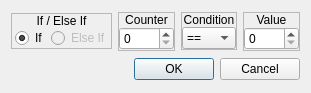
Old version of the form editor/src/configureevent_ifcounter.ui in the repository tuxinator2009/PreludeToADream-Pokitto.
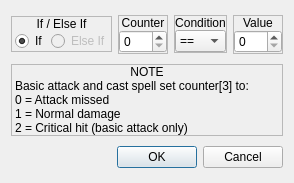
New version of the form.

Commit message: Added ability to edit starting location and default name from within editor. Added some notes to certain events to make them easier to understand.

Diff of the .ui file:
```diff
--- a/editor/src/configureevent_ifcounter.ui
+++ b/editor/src/configureevent_ifcounter.ui
@@ -6,8 +6,8 @@
    <rect>
     <x>0</x>
     <y>0</y>
-    <width>311</width>
-    <height>93</height>
+    <width>294</width>
+    <height>183</height>
    </rect>
   </property>
   <property name="windowTitle">
@@ -374,7 +374,7 @@
      </layout>
     </widget>
    </item>
-   <item row="1" column="0" colspan="4">
+   <item row="2" column="0" colspan="4">
     <widget class="QDialogButtonBox" name="buttonBox">
      <property name="orientation">
       <enum>Qt::Horizontal</enum>
@@ -384,6 +384,86 @@
      </property>
     </widget>
    </item>
+   <item row="1" column="0" colspan="4">
+    <widget class="QFrame" name="frmVariable_4">
+     <property name="sizePolicy">
+      <sizepolicy hsizetype="Preferred" vsizetype="Fixed">
+       <horstretch>0</horstretch>
+       <verstretch>0</verstretch>
+      </sizepolicy>
+     </property>
+     <property name="frameShape">
+      <enum>QFrame::StyledPanel</enum>
+     </property>
+     <property name="frameShadow">
+      <enum>QFrame::Raised</enum>
+     </property>
+     <layout class="QVBoxLayout" name="verticalLayout_6">
+      <property name="spacing">
+       <number>0</number>
+      </property>
+      <property name="leftMargin">
+       <number>0</number>
+      </property>
+      <property name="topMargin">
+       <number>0</number>
+      </property>
+      <property name="rightMargin">
+       <number>0</number>
+      </property>
+      <property name="bottomMargin">
+       <number>0</number>
+      </property>
+      <item>
+       <widget class="QLabel" name="label_6">
+        <property name="sizePolicy">
+         <sizepolicy hsizetype="Preferred" vsizetype="Fixed">
+          <horstretch>0</horstretch>
+          <verstretch>0</verstretch>
+         </sizepolicy>
+        </property>
+        <property name="text">
+         <string>NOTE</string>
+        </property>
+        <property name="alignment">
+         <set>Qt::AlignCenter</set>
+        </property>
+       </widget>
+      </item>
+      <item>
+       <widget class="QWidget" name="widget_6" native="true">
+        <layout class="QHBoxLayout" name="horizontalLayout_5">
+         <property name="spacing">
+          <number>3</number>
+         </property>
+         <property name="leftMargin">
+          <number>3</number>
+         </property>
+         <property name="topMargin">
+          <number>0</number>
+         </property>
+         <property name="rightMargin">
+          <number>0</number>
+         </property>
+         <property name="bottomMargin">
+          <number>0</number>
+         </property>
+         <item>
+          <widget class="QLabel" name="label">
+           <property name="text">
+            <string>Basic attack and cast spell set counter[3] to:
+0 = Attack missed
+1 = Normal damage
+2 = Critical hit (basic attack only)</string>
+           </property>
+          </widget>
+         </item>
+        </layout>
+       </widget>
+      </item>
+     </layout>
+    </widget>
+   </item>
   </layout>
  </widget>
  <resources/>
```
Left out of the diff: 204 changed lines with no effect on the pictures. The commit also changes 22 other files.
